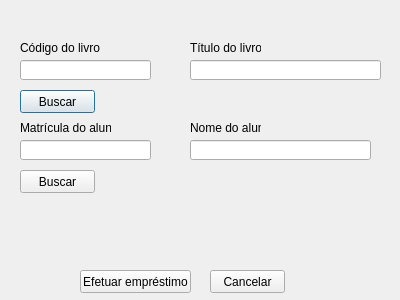
Above: BibliotecaQT/alunoemprestimodlg.ui from andersori/Projeto-BD before the change. Below: the same form after it.
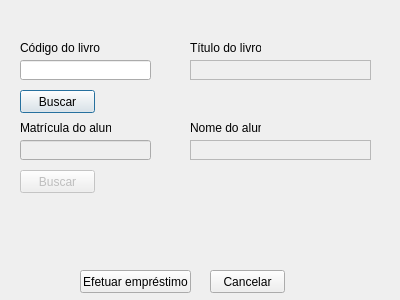
That is the form after the change.

```diff
--- a/BibliotecaQT/alunoemprestimodlg.ui
+++ b/BibliotecaQT/alunoemprestimodlg.ui
@@ -13,7 +13,7 @@
   <property name="windowTitle">
    <string>Dialog</string>
   </property>
-  <widget class="QLineEdit" name="lineEdit">
+  <widget class="QLineEdit" name="codLivroAl">
    <property name="geometry">
     <rect>
      <x>20</x>
@@ -23,17 +23,10 @@
     </rect>
    </property>
   </widget>
-  <widget class="QLineEdit" name="tituloLivro">
-   <property name="geometry">
-    <rect>
-     <x>190</x>
-     <y>60</y>
-     <width>191</width>
-     <height>20</height>
-    </rect>
-   </property>
-  </widget>
   <widget class="QLineEdit" name="lineEdit_3">
+   <property name="enabled">
+    <bool>false</bool>
+   </property>
    <property name="geometry">
     <rect>
      <x>20</x>
@@ -43,16 +36,6 @@
     </rect>
    </property>
   </widget>
-  <widget class="QLineEdit" name="lineEdit_4">
-   <property name="geometry">
-    <rect>
-     <x>190</x>
-     <y>140</y>
-     <width>181</width>
-     <height>20</height>
-    </rect>
-   </property>
-  </widget>
   <widget class="QLabel" name="label">
    <property name="geometry">
     <rect>
@@ -105,7 +88,7 @@
     <string>Título do livro</string>
    </property>
   </widget>
-  <widget class="QPushButton" name="pushButton">
+  <widget class="QPushButton" name="buscButtonAl">
    <property name="geometry">
     <rect>
      <x>20</x>
@@ -118,7 +101,10 @@
     <string>Buscar</string>
    </property>
   </widget>
-  <widget class="QPushButton" name="pushButton_2">
+  <widget class="QPushButton" name="buscButton_2Al">
+   <property name="enabled">
+    <bool>false</bool>
+   </property>
    <property name="geometry">
     <rect>
      <x>20</x>
@@ -144,7 +130,7 @@
     <string>Efetuar empréstimo</string>
    </property>
   </widget>
-  <widget class="QPushButton" name="pushButton_4">
+  <widget class="QPushButton" name="CanButtonEmAl">
    <property name="geometry">
     <rect>
      <x>210</x>
@@ -157,6 +143,32 @@
     <string>Cancelar</string>
    </property>
   </widget>
+  <widget class="QTableView" name="tituloLivroAl">
+   <property name="enabled">
+    <bool>false</bool>
+   </property>
+   <property name="geometry">
+    <rect>
+     <x>190</x>
+     <y>60</y>
+     <width>181</width>
+     <height>20</height>
+    </rect>
+   </property>
+  </widget>
+  <widget class="QTableView" name="nomeAluno">
+   <property name="enabled">
+    <bool>false</bool>
+   </property>
+   <property name="geometry">
+    <rect>
+     <x>190</x>
+     <y>140</y>
+     <width>181</width>
+     <height>20</height>
+    </rect>
+   </property>
+  </widget>
  </widget>
  <resources/>
  <connections/>
```
